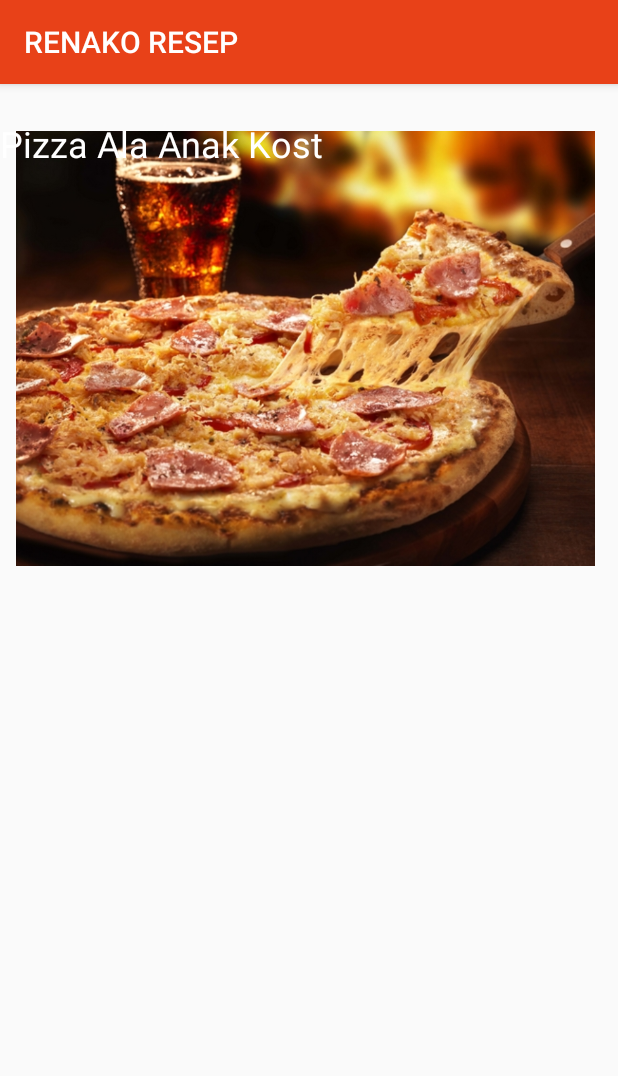
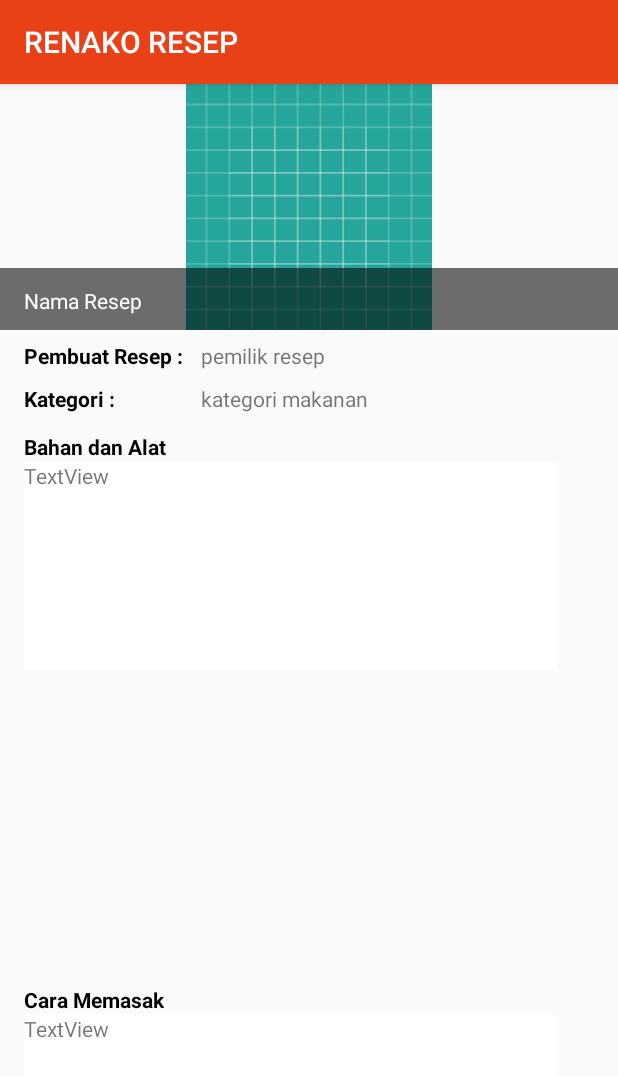
Before and after one commit to sintaxd/RENAKO, an Android app: the TampilResep screen opened directly, with no data from a screen before it, on a phone screen of 412 x 824 dp. Shown: the top 1076 px of the screen. Run offline under Robolectric (Android 15) with nearby library versions, the phone set to English and light mode, and no system bars.

Commit message:
ini main menu udah ada app drawer, tp contentnya blum aku isi karena gak cocok katanya temanya

```diff
--- a/app/build.gradle
+++ b/app/build.gradle
@@ -25,6 +25,7 @@ dependencies {
 
 
     implementation 'com.android.support:appcompat-v7:28.0.0-rc02'
+    implementation 'com.android.support:design:28.0.0-rc02'
     implementation 'com.android.support.constraint:constraint-layout:1.1.3'
     implementation 'com.android.support:support-v4:28.0.0-rc02'
     testImplementation 'junit:junit:4.12'
--- a/app/src/main/res/layout/activity_tampil_resep.xml
+++ b/app/src/main/res/layout/activity_tampil_resep.xml
@@ -4,44 +4,118 @@
     xmlns:tools="http://schemas.android.com/tools"
     android:layout_width="match_parent"
     android:layout_height="match_parent"
+    android:background="@color/graylight"
     tools:context=".TampilResep">
 
-    <android.support.constraint.ConstraintLayout
+
+    <ImageView
+        android:id="@+id/foto_makanan"
+        android:layout_width="match_parent"
+        android:layout_height="164dp"
+        android:layout_alignParentStart="true"
+        android:layout_alignParentTop="true"
+        android:layout_marginStart="0dp"
+        android:layout_marginTop="0dp"
+        app:srcCompat="@drawable/ic_launcher_background"
+        tools:ignore="VectorDrawableCompat" />
+
+    <RelativeLayout
+        android:layout_width="match_parent"
+        android:layout_height="41dp"
+        android:layout_alignBottom="@+id/foto_makanan"
+        android:layout_alignParentStart="true"
+        android:background="@color/common_google_signin_btn_text_light_default">
+
+        <TextView
+            android:id="@+id/textView2"
+            android:layout_width="match_parent"
+            android:layout_height="wrap_content"
+            android:layout_alignParentBottom="true"
+            android:layout_alignParentStart="true"
+            android:layout_marginStart="16dp"
+            android:paddingBottom="10dp"
+            android:text="Nama Resep"
+            android:textColor="@android:color/white" />
+    </RelativeLayout>
+
+    <TextView
+        android:id="@+id/textView3"
         android:layout_width="wrap_content"
         android:layout_height="wrap_content"
         android:layout_alignParentStart="true"
         android:layout_alignParentTop="true"
-        android:layout_marginTop="23dp">
+        android:layout_marginStart="16dp"
+        android:layout_marginTop="171dp"
+        android:text="Pembuat Resep :"
+        android:textColor="@android:color/black"
+        android:textStyle="bold" />
 
-        <ImageView
-            android:id="@+id/imagePizza"
-            android:layout_width="391dp"
-            android:layout_height="290dp"
-            android:layout_marginBottom="8dp"
-            android:layout_marginEnd="8dp"
-            android:layout_marginStart="8dp"
-            android:layout_marginTop="8dp"
-            app:layout_constraintBottom_toBottomOf="parent"
-            app:layout_constraintEnd_toEndOf="parent"
-            app:layout_constraintHorizontal_bias="1.0"
-            app:layout_constraintStart_toStartOf="parent"
-            app:layout_constraintTop_toTopOf="parent"
-            app:layout_constraintVertical_bias="0.873"
-            app:srcCompat="@drawable/pizza" />
+    <TextView
+        android:id="@+id/textView4"
+        android:layout_width="108dp"
+        android:layout_height="wrap_content"
+        android:layout_alignParentTop="true"
+        android:layout_alignStart="@+id/textView3"
+        android:layout_marginTop="200dp"
+        android:text="Kategori :"
+        android:textColor="@android:color/black"
+        android:textStyle="bold" />
 
-        <TextView
-            android:id="@+id/txt_NamaResep"
-            android:layout_width="272dp"
-            android:layout_height="38dp"
+    <TextView
+        android:id="@+id/user_resep"
+        android:layout_width="wrap_content"
+        android:layout_height="wrap_content"
+        android:layout_alignParentStart="true"
+        android:layout_alignTop="@+id/textView3"
+        android:layout_marginStart="134dp"
+        android:text="pemilik resep" />
 
-            android:layout_alignParentBottom="true"
-            android:layout_alignParentEnd="true"
-            android:text="Pizza Ala Anak Kost"
-            android:textColor="@android:color/white"
-            android:textSize="24sp"
-            tools:layout_editor_absoluteX="16dp"
-            tools:layout_editor_absoluteY="252dp" />
+    <TextView
+        android:id="@+id/kategori_makanan"
+        android:layout_width="wrap_content"
+        android:layout_height="wrap_content"
+        android:layout_alignStart="@+id/user_resep"
+        android:layout_alignTop="@+id/textView4"
+        android:text="kategori makanan" />
 
-    </android.support.constraint.ConstraintLayout>
+    <TextView
+        android:id="@+id/textView9"
+        android:layout_width="wrap_content"
+        android:layout_height="wrap_content"
+        android:layout_alignParentTop="true"
+        android:layout_alignStart="@+id/textView3"
+        android:layout_marginTop="232dp"
+        android:text="Bahan dan Alat"
+        android:textColor="@android:color/black"
+        android:textStyle="bold" />
 
+    <TextView
+        android:id="@+id/alat_Bahan"
+        android:layout_width="355dp"
+        android:layout_height="139dp"
+        android:layout_alignStart="@+id/textView3"
+        android:layout_below="@+id/textView9"
+        android:background="@android:color/white"
+        android:text="TextView" />
+
+    <TextView
+        android:id="@+id/textView11"
+        android:layout_width="wrap_content"
+        android:layout_height="wrap_content"
+        android:layout_alignParentBottom="true"
+        android:layout_alignStart="@+id/textView3"
+        android:layout_marginBottom="148dp"
+        android:text="Cara Memasak"
+        android:textColor="@android:color/black"
+        android:textStyle="bold" />
+
+    <TextView
+        android:id="@+id/cara_memasak"
+        android:layout_width="355dp"
+        android:layout_height="137dp"
+        android:layout_alignStart="@+id/textView3"
+        android:layout_below="@+id/textView11"
+        android:layout_marginTop="-148dp"
+        android:background="@android:color/white"
+        android:text="TextView" />
 </RelativeLayout>
--- a/app/src/main/res/values/strings.xml
+++ b/app/src/main/res/values/strings.xml
@@ -9,4 +9,7 @@
     <string name="username">Username</string>
     <string name="email">Email</string>
     <string name="password">Password</string>
+
+    <string name="navigation_drawer_open">Open navigation drawer</string>
+    <string name="navigation_drawer_close">Close navigation drawer</string>
 </resources>
--- a/app/src/main/res/values/styles.xml
+++ b/app/src/main/res/values/styles.xml
@@ -6,6 +6,7 @@
         <item name="colorPrimary">@color/red</item>
         <item name="colorPrimaryDark">#c0392b</item>
         <item name="colorAccent">#d63031</item>
+
     </style>
 
     <style name="AppFullScreenTheme" parent="Theme.AppCompat.Light.NoActionBar">
@@ -29,4 +30,10 @@
         <item name="android:gravity">center</item>
     </style>
 
+    <style name="AppTheme.NoActionBar">
+        <item name="windowActionBar">false</item>
+        <item name="windowNoTitle">true</item>
+        <item name="toolbarStyle">@style/Widget.AppCompat.Toolbar</item>
+    </style>
+
 </resources>
```
Also changed, not shown: app/src/main/AndroidManifest.xml (+22 -9 lines), app/src/main/java/pbp_renako_a_kel2/com/pbp_renako_a_kel2/main_menu.java (added, +35 -0 lines), app/src/main/res/drawable/ic_food.xml (added, +9 -0 lines), app/src/main/res/drawable/ic_home_kat.xml (added, +9 -0 lines), app/src/main/res/drawable/ic_settings.xml (added, +9 -0 lines), app/src/main/res/layout/activity_main_menu.xml (added, +50 -0 lines), app/src/main/res/layout/nav_header.xml (added, +25 -0 lines), app/src/main/res/menu/drawer_menu.xml (added, +34 -0 lines).
